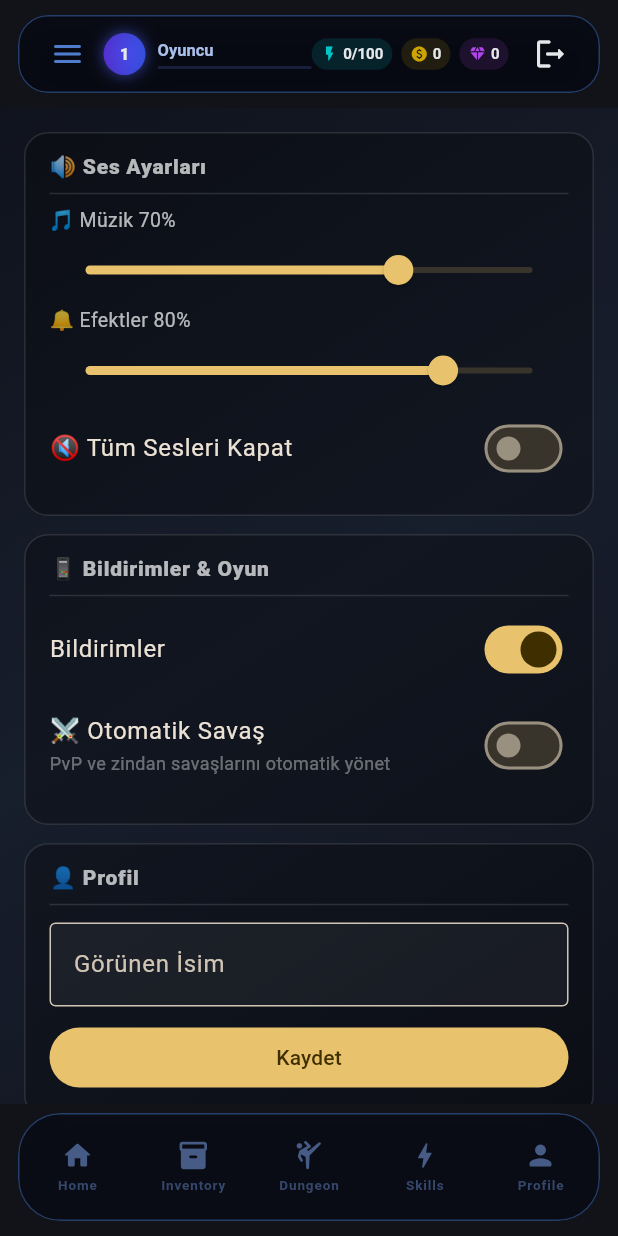
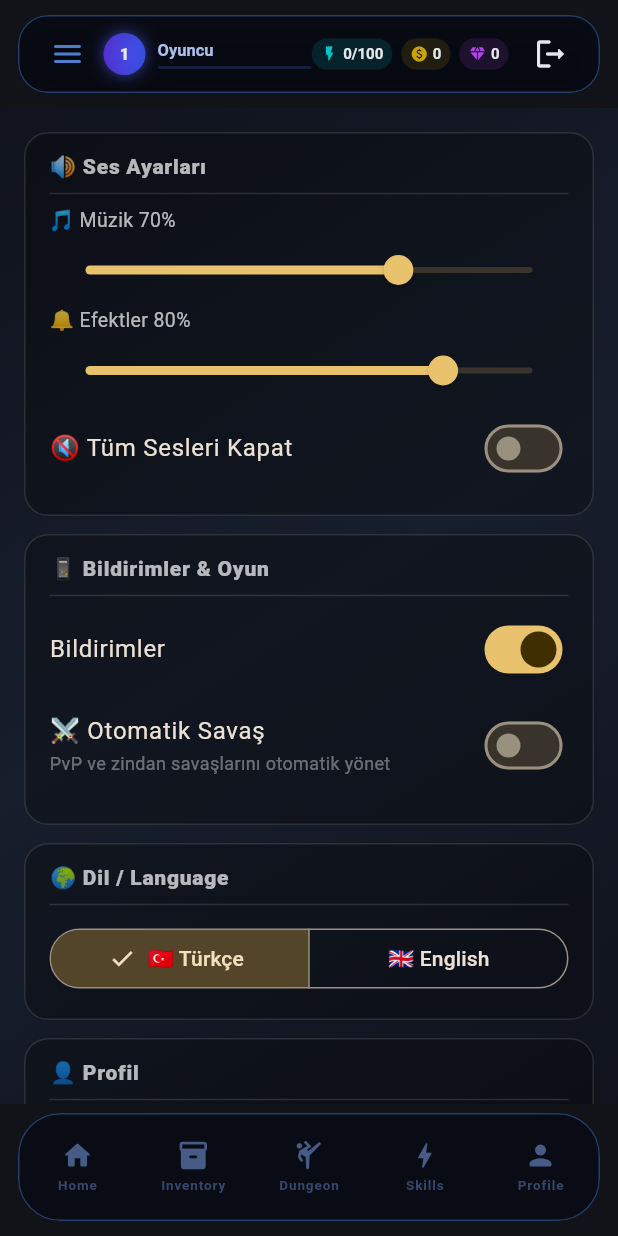
Before and after one commit to selcukksezer/gkk-web, a Flutter app: the SettingsScreen screen opened by its route, on a phone screen of 412 x 824 dp. Run offline on Flutter 3.47's test engine with Material 3 defaults, Android fonts, the phone set to English and light mode, and no system bars; our stand-ins replace dio, flutter_riverpod, go_router, supabase_flutter; accounts and stored records are empty.

Commit message:
Add language selection section to Flutter settings screen
Add a '🌍 Dil / Language' section with a SegmentedButton toggle between
Turkish and English. English selection shows a SnackBar indicating support
is coming soon. Language state is kept as a local variable for now.

Co-authored-by: Copilot <223556219+Copilot@users.noreply.github.com>

Co-authored-by: selcukksezer <198219265+selcukksezer@users.noreply.github.com>

```diff
--- a/gkk_flutter/lib/screens/settings/settings_screen.dart
+++ b/gkk_flutter/lib/screens/settings/settings_screen.dart
@@ -21,6 +21,7 @@ class _SettingsScreenState extends ConsumerState<SettingsScreen> {
   bool _muteAll = false;
   bool _notifications = true;
   bool _autoBattle = false;
+  String _language = 'tr';
 
   late TextEditingController _nameController;
   bool _savingName = false;
@@ -195,6 +196,33 @@ class _SettingsScreenState extends ConsumerState<SettingsScreen> {
             ),
             const SizedBox(height: 12),
             _sectionCard(
+              title: '🌍 Dil / Language',
+              children: <Widget>[
+                const SizedBox(height: 4),
+                SizedBox(
+                  width: double.infinity,
+                  child: SegmentedButton<String>(
+                    segments: const <ButtonSegment<String>>[
+                      ButtonSegment<String>(value: 'tr', label: Text('🇹🇷 Türkçe')),
+                      ButtonSegment<String>(value: 'en', label: Text('🇬🇧 English')),
+                    ],
+                    selected: <String>{_language},
+                    onSelectionChanged: (Set<String> selection) {
+                      final selected = selection.first;
+                      if (selected == 'en') {
+                        ScaffoldMessenger.of(context).showSnackBar(
+                          const SnackBar(content: Text('English desteği yakında eklenecek')),
+                        );
+                        return;
+                      }
+                      setState(() => _language = selected);
+                    },
+                  ),
+                ),
+              ],
+            ),
+            const SizedBox(height: 12),
+            _sectionCard(
               title: '👤 Profil',
               children: <Widget>[
                 const SizedBox(height: 4),
```
